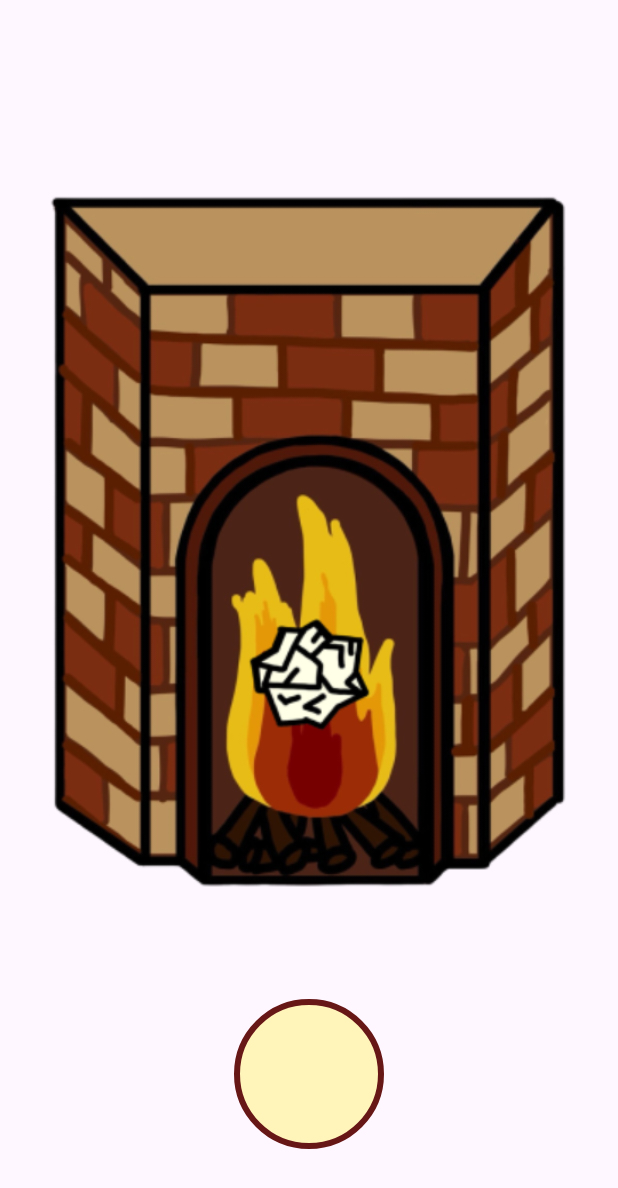
After one commit to donggukthonN/donggukthon_2023_5_F, an Android app: the FireplaceBurnActivity screen opened directly, with no data from a screen before it, on a phone screen of 412 x 824 dp. The commit adds this screen. Shown: the top 1188 px of the screen. Run offline under Robolectric (Android 15) with nearby library versions, the phone set to English and light mode, and no system bars; our stand-ins replace data binding.

Commit message:
[feat] #7 난로 뷰 기억 태우기

```diff
--- a/app/src/main/AndroidManifest.xml
+++ b/app/src/main/AndroidManifest.xml
@@ -21,11 +21,7 @@
             android:exported="true"
             android:screenOrientation="portrait"
             tools:ignore="LockedOrientationActivity">
-            <intent-filter>
-                <action android:name="android.intent.action.MAIN" />
 
-                <category android:name="android.intent.category.LAUNCHER" />
-            </intent-filter>
         </activity>
         <activity
             android:name=".presentation.tree.TreeRecordActivity"
@@ -37,6 +33,16 @@
             android:name=".presentation.fireplace.FireplaceRecordActivity"
             android:exported="true"
             android:screenOrientation="portrait">
+            <intent-filter>
+                <action android:name="android.intent.action.MAIN" />
+
+                <category android:name="android.intent.category.LAUNCHER" />
+            </intent-filter>
+        </activity>
+        <activity
+            android:name=".presentation.fireplace.FireplaceBurnActivity"
+            android:exported="true"
+            android:screenOrientation="portrait">
 
         </activity>
     </application>
--- /dev/null
+++ b/app/src/main/java/com/donggukthon/team5/presentation/fireplace/FireplaceBurnActivity.kt
@@ -0,0 +1,35 @@
+package com.donggukthon.team5.presentation.fireplace
+
+import android.os.Bundle
+import android.os.Handler
+import android.os.Looper
+import androidx.activity.viewModels
+import com.donggukthon.team5.R
+import com.donggukthon.team5.databinding.ActivityFireplaceBurnBinding
+import com.donggukthon.team5.util.binding.BindingActivity
+import kotlinx.coroutines.delay
+
+class FireplaceBurnActivity :
+    BindingActivity<ActivityFireplaceBurnBinding>(R.layout.activity_fireplace_burn) {
+
+    private val viewModel by viewModels<FireplaceRecordViewModel>()
+
+    override fun onCreate(savedInstanceState: Bundle?) {
+        super.onCreate(savedInstanceState)
+
+        binding.viewModel = viewModel
+
+        initSetPaperVisible()
+    }
+
+    private fun initSetPaperVisible() {
+        //
+        //viewModel.paperVisible.value = true
+        //delay(1000L)
+
+        Handler(Looper.getMainLooper()).postDelayed({
+            viewModel.paperVisible.value = false
+        }, 1000L)
+        //viewModel.paperVisible.value = false
+    }
+}
--- a/app/src/main/java/com/donggukthon/team5/presentation/fireplace/FireplaceRecordActivity.kt
+++ b/app/src/main/java/com/donggukthon/team5/presentation/fireplace/FireplaceRecordActivity.kt
@@ -17,6 +17,7 @@ class FireplaceRecordActivity: BindingActivity<ActivityFireplaceRecordBinding>(R
 
         binding.viewModel = viewModel
         initSetRecordDialog()
+        initSetPaperBurn()
     }
 
     private fun initSetRecordDialog() {
@@ -26,6 +27,10 @@ class FireplaceRecordActivity: BindingActivity<ActivityFireplaceRecordBinding>(R
         }
     }
 
+    private fun initSetPaperBurn() {
+        //
+    }
+
 
     companion object {
         const val DIALOG_TAG = "DIALOG_TAG"
--- a/app/src/main/java/com/donggukthon/team5/presentation/fireplace/FireplaceRecordViewModel.kt
+++ b/app/src/main/java/com/donggukthon/team5/presentation/fireplace/FireplaceRecordViewModel.kt
@@ -14,6 +14,8 @@ class FireplaceRecordViewModel: ViewModel() {
     val recordEnabled: LiveData<Boolean>
         get() = _recordEnabled
 
+    val paperVisible: MutableLiveData<Boolean> = MutableLiveData(true)
+
     fun isRecordCheckEnabled() {
         _recordEnabled.value = !recordContent.value.isNullOrEmpty()
     }
--- a/app/src/main/java/com/donggukthon/team5/presentation/fireplace/record/FireplaceRecordDialogFragment.kt
+++ b/app/src/main/java/com/donggukthon/team5/presentation/fireplace/record/FireplaceRecordDialogFragment.kt
@@ -1,6 +1,7 @@
 package com.donggukthon.team5.presentation.fireplace.record
 
 import android.content.Context
+import android.content.Intent
 import android.os.Bundle
 import android.util.Log
 import android.view.MotionEvent
@@ -10,6 +11,7 @@ import android.widget.EditText
 import androidx.fragment.app.viewModels
 import com.donggukthon.team5.R
 import com.donggukthon.team5.databinding.FragmentFireplaceRecordDialogBinding
+import com.donggukthon.team5.presentation.fireplace.FireplaceBurnActivity
 import com.donggukthon.team5.presentation.fireplace.FireplaceRecordViewModel
 import com.donggukthon.team5.util.binding.BindingDialogFragment
 
@@ -24,7 +26,7 @@ class FireplaceRecordDialogFragment: BindingDialogFragment<FragmentFireplaceReco
 
         initClearFocus(view)
         initMakeRecordContent()
-
+        initSendBurnPage()
     }
 
     private fun initClearFocus(view: View) {
@@ -37,6 +39,13 @@ class FireplaceRecordDialogFragment: BindingDialogFragment<FragmentFireplaceReco
                 }
             }
             return@setOnTouchListener false
+        }
+    }
+
+    private fun initSendBurnPage() {
+        binding.btnFireplaceRecordCheck.setOnClickListener {
+            val intent = Intent(requireActivity(), FireplaceBurnActivity::class.java)
+            startActivity(intent)
         }
     }
 
--- /dev/null
+++ b/app/src/main/res/drawable/shape_border_oval_fireplace_paper.xml
@@ -0,0 +1,8 @@
+<?xml version="1.0" encoding="utf-8"?>
+<shape xmlns:android="http://schemas.android.com/apk/res/android"
+    android:shape="oval">
+
+    <solid android:color="@color/yellow"/>
+    <stroke android:color="@color/red_600" android:width="4dp" />
+    <size android:width="100dp" android:height="100dp"/>
+</shape>
--- /dev/null
+++ b/app/src/main/res/layout/activity_fireplace_burn.xml
@@ -0,0 +1,62 @@
+<?xml version="1.0" encoding="utf-8"?>
+<layout xmlns:android="http://schemas.android.com/apk/res/android"
+    xmlns:app="http://schemas.android.com/apk/res-auto">
+
+    <data>
+        <import type="android.view.View"/>
+        <variable
+            name="viewModel"
+            type="com.donggukthon.team5.presentation.fireplace.FireplaceRecordViewModel" />
+    </data>
+
+    <androidx.constraintlayout.widget.ConstraintLayout
+        android:layout_width="match_parent"
+        android:layout_height="match_parent">
+
+        <ImageView
+            android:id="@+id/iv_fireplace_fireplace"
+            android:layout_width="0dp"
+            android:layout_height="0dp"
+            android:layout_marginTop="105dp"
+            android:layout_marginBottom="203dp"
+            android:src="@drawable/img_fireplace_fireplace"
+            app:layout_constraintTop_toTopOf="parent"
+            app:layout_constraintBottom_toBottomOf="parent"
+            app:layout_constraintStart_toStartOf="parent"
+            app:layout_constraintEnd_toEndOf="parent" />
+
+        <ImageButton
+            android:id="@+id/btn_fireplace_paper"
+            android:layout_width="wrap_content"
+            android:layout_height="wrap_content"
+            android:layout_marginTop="45dp"
+            android:layout_marginHorizontal="95dp"
+            android:background="@drawable/shape_border_oval_fireplace_paper"
+            app:layout_constraintTop_toBottomOf="@id/iv_fireplace_fireplace"
+            app:layout_constraintStart_toStartOf="parent"
+            app:layout_constraintEnd_toEndOf="parent"/>
+
+        <ImageView
+            android:layout_width="99dp"
+            android:layout_height="99dp"
+            android:layout_marginTop="400dp"
+            android:layout_marginHorizontal="138dp"
+            android:src="@drawable/img_fireplace_paper"
+            android:visibility="@{!viewModel.paperVisible ? View.VISIBLE : View.INVISIBLE}"
+            app:layout_constraintTop_toTopOf="parent"
+            app:layout_constraintStart_toStartOf="parent"
+            app:layout_constraintEnd_toEndOf="parent"/>
+
+        <ImageView
+            android:layout_width="99dp"
+            android:layout_height="99dp"
+            android:layout_marginTop="45dp"
+            android:layout_marginHorizontal="95dp"
+            android:src="@drawable/img_fireplace_paper"
+            android:visibility="@{viewModel.paperVisible ? View.VISIBLE : View.INVISIBLE}"
+            app:layout_constraintTop_toBottomOf="@id/iv_fireplace_fireplace"
+            app:layout_constraintStart_toStartOf="parent"
+            app:layout_constraintEnd_toEndOf="parent"/>
+
+    </androidx.constraintlayout.widget.ConstraintLayout>
+</layout>
```
Also changed, not shown: app/src/main/res/drawable/img_fireplace_paper.png (added).
